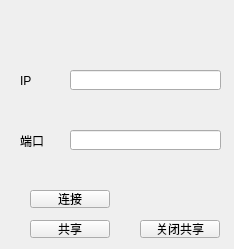
Qt form widget.ui (Mushiyuqi/RemoteControl) before a commit.
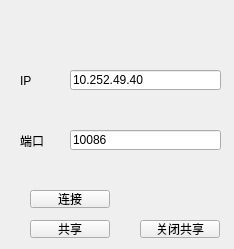
The same form after that commit.

```diff
--- a/widget.ui
+++ b/widget.ui
@@ -74,6 +74,9 @@
      <height>20</height>
     </rect>
    </property>
+   <property name="text">
+    <string>10.252.49.40</string>
+   </property>
   </widget>
   <widget class="QLineEdit" name="portEdit">
    <property name="geometry">
@@ -84,6 +87,9 @@
      <height>20</height>
     </rect>
    </property>
+   <property name="text">
+    <string>10086</string>
+   </property>
   </widget>
   <widget class="QPushButton" name="closeShareBtn">
    <property name="geometry">
```
